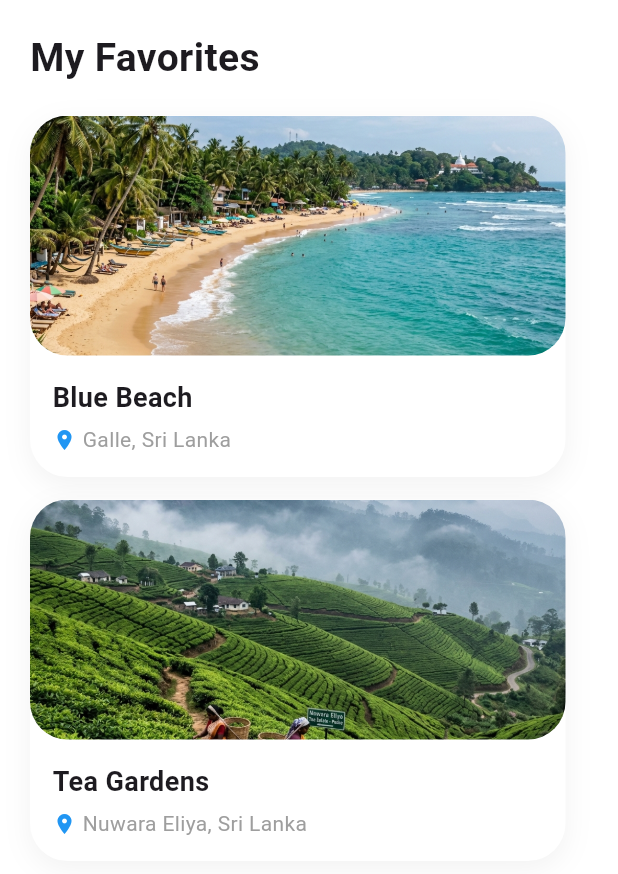
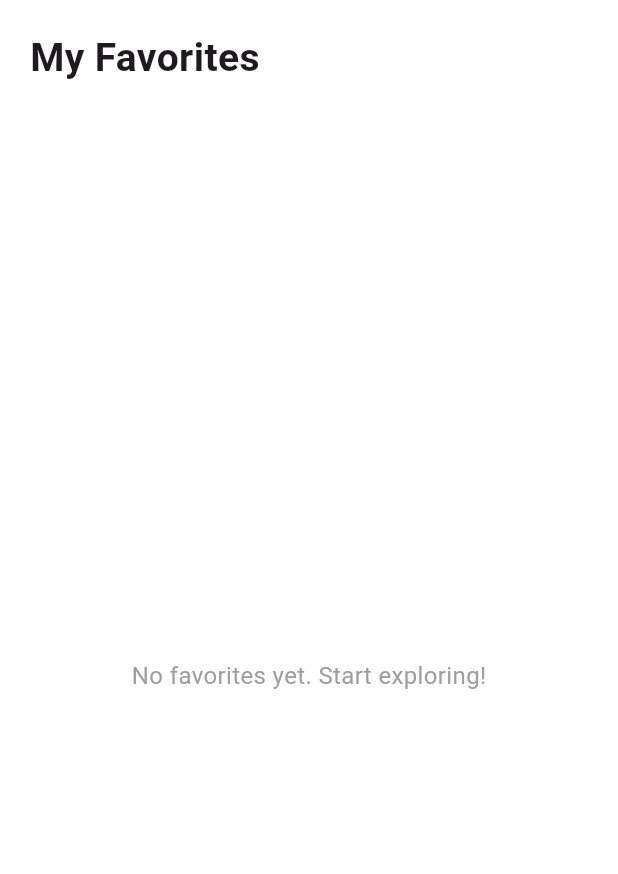
Before and after one commit to prashan7070/travel_app, a Flutter app: the FavoritesScreen screen opened directly, on a phone screen of 412 x 824 dp. Shown: the top 874 px of the screen. Run offline on Flutter 3.47's test engine with Material 3 defaults, Android fonts, the phone set to English and light mode, and no system bars.

Commit message:
fix: fixed the issue of not adding travel cards to the favourite screen

```diff
--- a/lib/screens/favorites_screen.dart
+++ b/lib/screens/favorites_screen.dart
@@ -1,10 +1,16 @@
 import 'package:flutter/material.dart';
 import '../widgets/travel_card.dart';
 import 'details_screen.dart';
+import '../models/trip_model.dart';
 
-class FavoritesScreen extends StatelessWidget {
+class FavoritesScreen extends StatefulWidget {
   const FavoritesScreen({super.key});
 
+  @override
+  State<FavoritesScreen> createState() => _FavoritesScreenState();
+}
+
+class _FavoritesScreenState extends State<FavoritesScreen> {
   @override
   Widget build(BuildContext context) {
     return Scaffold(
@@ -17,7 +23,7 @@ class FavoritesScreen extends StatelessWidget {
               padding: EdgeInsets.fromLTRB(20, 20, 20, 10),
               child: Text(
                 "My Favorites",
-                style: TextStyle(fontSize: 26, fontWeight: FontWeight.bold), // Font size update
+                style: TextStyle(fontSize: 26, fontWeight: FontWeight.bold),
               ),
             ),
             const SizedBox(height: 10),
@@ -25,45 +31,34 @@ class FavoritesScreen extends StatelessWidget {
             Expanded(
               child: Padding(
                 padding: const EdgeInsets.symmetric(horizontal: 20),
-                child: ListView(
-                  children: [
-
-                    TravelCard(
-                      title: "Blue Beach",
-                      location: "Galle, Sri Lanka",
-                      image: "assets/images/beach.png",
+                child: favoriteTrips.isEmpty
+                    ? const Center(
+                        child: Text(
+                          "No favorites yet. Start exploring!",
+                          style: TextStyle(fontSize: 16, color: Colors.grey),
+                        ),
+                      )
+                    : ListView.builder(
+                        itemCount: favoriteTrips.length,
+                        itemBuilder: (context, index) {
+                          final trip = favoriteTrips[index];
+                          return Padding(
+                            padding: const EdgeInsets.only(bottom: 15.0),
+                            child: TravelCard(
+                              title: trip.title,
+                              location: trip.location,
+                              image: trip.imagePath,
                               onTap: () {
                                 Navigator.push(
                                   context,
-                          MaterialPageRoute(builder: (context) => const DetailsScreen(
-                            title: "Blue Beach",
-                            location: "Galle, Sri Lanka",
-                            imagePath: "assets/images/beach.png",
-                            rating: 4.5,
-                            description: "A gorgeous, secluded beach strip on the southern coast. Enjoy quiet sunbathing and fresh seafood while exploring the local reef structures around the coast.",
-                          )),
+                                  MaterialPageRoute(
+                                    builder: (context) => DetailsScreen(trip: trip),
+                                  ),
+                                ).then((_) => setState(() {}));
+                              },
+                            ),
                           );
                         },
-                    ),
-                    TravelCard(
-                      title: "Tea Gardens",
-                      location: "Nuwara Eliya, Sri Lanka",
-                      image: "assets/images/tea_garden.png",
-                      onTap: () {
-                        Navigator.push(
-                          context,
-                          MaterialPageRoute(builder: (context) => const DetailsScreen(
-                            title: "Tea Gardens",
-                            location: "Nuwara Eliya, Sri Lanka",
-                            imagePath: "assets/images/tea_garden.png",
-                            rating: 4.8,
-                            description: "Breathtaking landscapes filled with lush green tea plantations. The chilly climate and misty mountains perfectly match a warm cup of pure Ceylon tea.",
-                          )),
-                        );
-                      },
-                    ),
-
-                  ],
                       ),
               ),
             ),
```
Also changed, not shown: lib/models/trip_model.dart (added, +18 -0 lines), lib/screens/details_screen.dart (+39 -27 lines), lib/screens/home_screen.dart (+26 -5 lines), lib/screens/profile_screen.dart (+17 -0 lines), assets/images/avatar.png. Lines whose indentation alone changed are shown as unchanged.
